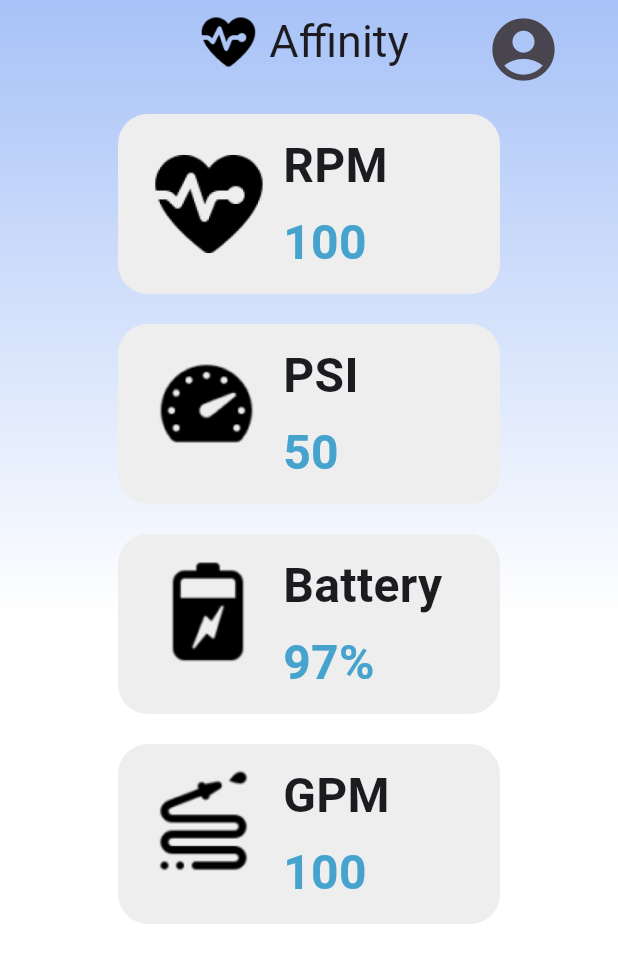
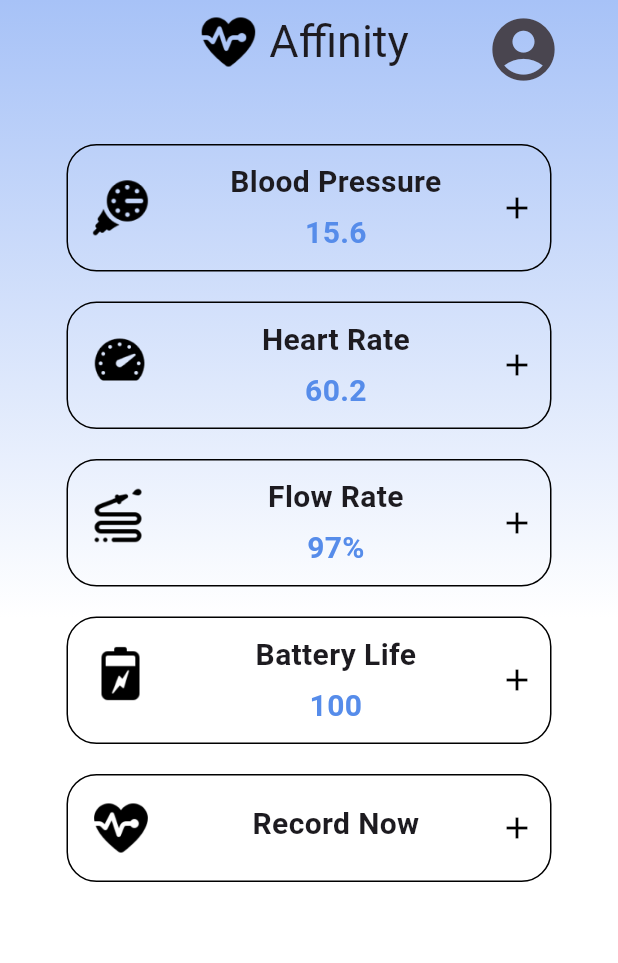
Before and after one commit to Affinity-App/Affinity-App, a Flutter app: the screen it shows once a user with an empty profile is signed in, on a phone screen of 412 x 824 dp. Shown: the top 963 px of the screen. Run offline on Flutter 3.47's test engine with Material 3 defaults, Android fonts, the phone set to English and light mode, and no system bars; our stand-ins replace cloud_firestore, firebase_auth, firebase_core, fl_chart, google_sign_in; accounts and stored records are empty.

Commit message:
Modified Home Page
Modified Homepage to better represent Figma design to uphold consistency. Fixed Overflow

```diff
--- a/cardiacengineering_app/lib/pages/home_data/gpm_page.dart
+++ b/cardiacengineering_app/lib/pages/home_data/gpm_page.dart
@@ -5,7 +5,7 @@ import '../login_auth/login_page.dart';
 import '../../components/background_gradient_container.dart';
 
 class GPMpage extends StatelessWidget {
-  const GPMpage({Key? key}) : super(key: key);
+  const GPMpage({Key? key}) : super(key: key); //Flow Rate
 
   @override
   Widget build(BuildContext context) {
@@ -18,7 +18,7 @@ class GPMpage extends StatelessWidget {
         title: const Row(
           children: [
             Text(
-              'GPM',
+              'Flow Rate',
               style: TextStyle(
                 fontSize: 30.0,
               ),
--- a/cardiacengineering_app/lib/pages/home_data/home_page.dart
+++ b/cardiacengineering_app/lib/pages/home_data/home_page.dart
@@ -1,14 +1,15 @@
+// ignore_for_file: unused_import
+
 import 'package:flutter/material.dart';
-
-import '../../pages/dev_settings/settings_page.dart'; // Import the settingsPage.dart
-import 'rpm_page.dart'; // Import the RPMpage.dart
-import 'psi_page.dart'; // Import the RPMpage.dart
-import 'battery_page.dart'; // Import the RPMpage.dart
-import 'gpm_page.dart'; // Import the RPMpage.dart
+import '../../pages/dev_settings/settings_page.dart';
+import 'rpm_page.dart';
+import 'psi_page.dart';
+import 'battery_page.dart';
+import 'gpm_page.dart';
 
 import '../../components/background_gradient_container.dart';
 
-typedef void OnDataBoxPressedCallback(BuildContext context);
+typedef OnDataBoxPressedCallback = void Function(BuildContext context);
 
 class HomePage extends StatelessWidget {
   const HomePage({super.key});
@@ -16,41 +17,35 @@ class HomePage extends StatelessWidget {
   @override
   Widget build(BuildContext context) {
     return Scaffold(
-      resizeToAvoidBottomInset: false, // Prevents bottom overflow
-      extendBodyBehindAppBar: true, // Extend the body behind the app bar
+      resizeToAvoidBottomInset: false,
+      extendBodyBehindAppBar: true,
       appBar: AppBar(
-        // basically the header
-        backgroundColor: Colors.transparent, // Make app bar transparent
-        elevation: 0, // Remove app bar elevation
+        backgroundColor: Colors.transparent,
+        elevation: 0,
         title: Row(
           mainAxisAlignment: MainAxisAlignment.center,
           children: [
-            const SizedBox(
-                width: 86.0), // Add some space between the logo and text
+            const SizedBox(width: 86.0),
             Image.asset(
               'assets/images/logo.png',
               height: 50.0,
             ),
-            const SizedBox(
-                width: 5.0), // Add some space between the logo and text
+            const SizedBox(width: 5.0),
             const Text(
               'Affinity',
               style: TextStyle(
                 fontSize: 30.0,
               ),
-// Add some space between the logo and text
             ),
           ],
         ),
         actions: [
           Padding(
-            padding: const EdgeInsets.only(
-                right: 30.0), // Adjust the left padding as needed
+            padding: const EdgeInsets.only(right: 30.0),
             child: IconButton(
               icon: const Icon(Icons.account_circle),
-              iconSize: 50.0, // Adjust the size as needed
+              iconSize: 50.0,
               onPressed: () {
-                // Navigate to the settings page
                 Navigator.push(
                   context,
                   MaterialPageRoute(builder: (context) => const SettingsPage()),
@@ -61,37 +56,78 @@ class HomePage extends StatelessWidget {
         ],
       ),
       body: BackgroundGradientContainer(
-        // custom class to have gradient already
         child: Center(
           child: Column(
-            //mainAxisAlignment: MainAxisAlignment.start,
             children: [
               SizedBox(
-                  height: MediaQuery.of(context).padding.top + kToolbarHeight),
-              _buildDataBox(context,
-                  label: 'RPM',
+                  height: MediaQuery.of(context).padding.top +
+                      kToolbarHeight +
+                      20), // Added space
+              _buildDataBox(
+                context,
+                label: 'Blood Pressure',
+                value: '15.6',
+                iconPath: 'assets/images/Blood.png',
+                iconSize: 50.0,
+                labelFontSize: 20.0,
+                valueFontSize: 20.0,
+                borderRadius: 20.0,
+                onPressed: (context) {
+                  Navigator.pushNamed(context, '/PSIpage');
+                },
+              ),
+              _buildDataBox(
+                context,
+                label: 'Heart Rate',
+                value: '60.2',
+                iconPath: 'assets/images/Heart.png',
+                iconSize: 50.0,
+                labelFontSize: 20.0,
+                valueFontSize: 20.0,
+                borderRadius: 20.0,
+                onPressed: (context) {
+                  Navigator.pushNamed(context, '/RPMpage');
+                },
+              ),
+              _buildDataBox(
+                context,
+                label: 'Flow Rate',
+                value: '97%',
+                iconPath: 'assets/images/Flow.png',
+                iconSize: 50.0,
+                labelFontSize: 20.0,
+                valueFontSize: 20.0,
+                borderRadius: 20.0,
+                onPressed: (context) {
+                  Navigator.pushNamed(context, '/GPMpage');
+                },
+              ),
+              _buildDataBox(
+                context,
+                label: 'Battery Life',
                 value: '100',
-                  iconPath: 'assets/images/logo.png', onPressed: (context) {
-                Navigator.pushNamed(context, '/RPMpage');
-              }),
-              _buildDataBox(context,
-                  label: 'PSI',
-                  value: '50',
-                  iconPath: 'assets/images/Heart.png', onPressed: (context) {
-                Navigator.pushNamed(context, '/PSIpage');
-              }),
-              _buildDataBox(context,
-                  label: 'Battery',
-                  value: '97%',
-                  iconPath: 'assets/images/Battery.png', onPressed: (context) {
+                iconPath: 'assets/images/Battery.png',
+                iconSize: 50.0,
+                labelFontSize: 20.0,
+                valueFontSize: 20.0,
+                borderRadius: 20.0,
+                onPressed: (context) {
                   Navigator.pushNamed(context, '/BatteryPage');
-              }),
-              _buildDataBox(context,
-                  label: 'GPM',
-                  value: '100',
-                  iconPath: 'assets/images/Flow.png', onPressed: (context) {
-                Navigator.pushNamed(context, '/GPMpage');
-              }),
+                },
+              ),
+              _buildDataBox(
+                context,
+                label: 'Record Now',
+                value: '',
+                iconPath: 'assets/images/logo.png',
+                iconSize: 50.0,
+                labelFontSize: 20.0,
+                valueFontSize: 0,
+                borderRadius: 20.0,
+                onPressed: (context) {
+                  // Add navigation logic for the Record Now box
+                },
+              ),
             ],
           ),
         ),
@@ -99,58 +135,68 @@ class HomePage extends StatelessWidget {
     );
   }
 
-  Widget _buildDataBox(BuildContext context,
-      {required String label,
+  Widget _buildDataBox(
+    BuildContext context, {
+    required String label,
     required String value,
     required String iconPath,
-      required OnDataBoxPressedCallback onPressed}) {
+    required double iconSize,
+    required double labelFontSize,
+    required double valueFontSize,
+    required double borderRadius,
+    required OnDataBoxPressedCallback onPressed,
+  }) {
     return Container(
-      width: MediaQuery.of(context).size.width /
-          1.5, // size of the box determined by number at the back
+      width: MediaQuery.of(context).size.width / 1.2,
       child: GestureDetector(
         onTap: () {
-          // Navigate to the desired page using the provided callback
           onPressed(context);
         },
         child: Container(
-          //width: MediaQuery.of(context).size.width / 4,
           decoration: BoxDecoration(
-            borderRadius: BorderRadius.circular(20.0),
-            color: Colors.grey[200],
+            borderRadius: BorderRadius.circular(borderRadius),
+            border: Border.all(color: Colors.black, width: 1.0),
           ),
           margin: const EdgeInsets.all(10.0),
           padding: const EdgeInsets.all(10.0),
           child: Row(
-            crossAxisAlignment: CrossAxisAlignment.center,
+            crossAxisAlignment: CrossAxisAlignment.center, // Adjusted to center
             children: [
               Image.asset(
                 iconPath,
-                height: 100.0,
-                width: 100.0,
+                height: iconSize,
+                width: iconSize,
               ),
-              //const SizedBox(width: 10.0), // Add some space between the icon and text
-              Column(
-                crossAxisAlignment: CrossAxisAlignment.start,
+              const SizedBox(width: 10.0),
+              Expanded(
+                child: Column(
+                  crossAxisAlignment:
+                      CrossAxisAlignment.center, // Adjusted to center
                   children: [
                     Text(
                       label,
-                    style: const TextStyle(
-                      fontSize: 32.0,
+                      style: TextStyle(
+                        fontSize: labelFontSize,
                         fontWeight: FontWeight.bold,
                       ),
-                    textAlign: TextAlign.center,
+                      textAlign: TextAlign.center, // Adjusted to center
                     ),
                     const SizedBox(height: 5.0),
                     Text(
                       value,
-                    style: const TextStyle(
-                      fontSize: 32.0,
+                      style: TextStyle(
+                        fontSize: valueFontSize,
                         fontWeight: FontWeight.bold,
-                      color: Color.fromARGB(255, 70, 163, 205),
+                        color: Color.fromARGB(255, 86, 140, 234),
                       ),
-                    textAlign: TextAlign.center,
+                      textAlign: TextAlign.center, // Adjusted to center
                     ),
                   ],
+                ),
+              ),
+              Icon(
+                Icons.add,
+                color: Colors.black,
               ),
             ],
           ),
--- a/cardiacengineering_app/lib/pages/home_data/psi_page.dart
+++ b/cardiacengineering_app/lib/pages/home_data/psi_page.dart
@@ -5,7 +5,7 @@ import '../login_auth/login_page.dart';
 import '../../components/background_gradient_container.dart';
 
 class PSIpage extends StatelessWidget {
-  const PSIpage({Key? key}) : super(key: key);
+  const PSIpage({Key? key}) : super(key: key); //Blood Pressure
 
   @override
   Widget build(BuildContext context) {
@@ -18,7 +18,7 @@ class PSIpage extends StatelessWidget {
         title: const Row(
           children: [
             Text(
-              'PSI',
+              'Blood Pressure',
               style: TextStyle(
                 fontSize: 30.0,
               ),
--- a/cardiacengineering_app/lib/pages/home_data/rpm_page.dart
+++ b/cardiacengineering_app/lib/pages/home_data/rpm_page.dart
@@ -5,7 +5,7 @@ import '../login_auth/login_page.dart';
 import '../../components/background_gradient_container.dart';
 
 class RPMpage extends StatelessWidget {
-  const RPMpage({Key? key}) : super(key: key);
+  const RPMpage({Key? key}) : super(key: key); //Heart Rate
 
   @override
   Widget build(BuildContext context) {
@@ -18,7 +18,7 @@ class RPMpage extends StatelessWidget {
         title: const Row(
           children: [
             Text(
-              'RPM',
+              'Heart Rate',
               style: TextStyle(
                 fontSize: 30.0,
               ),
```
Also changed, not shown: 1 other file. Lines whose indentation alone changed are shown as unchanged.
